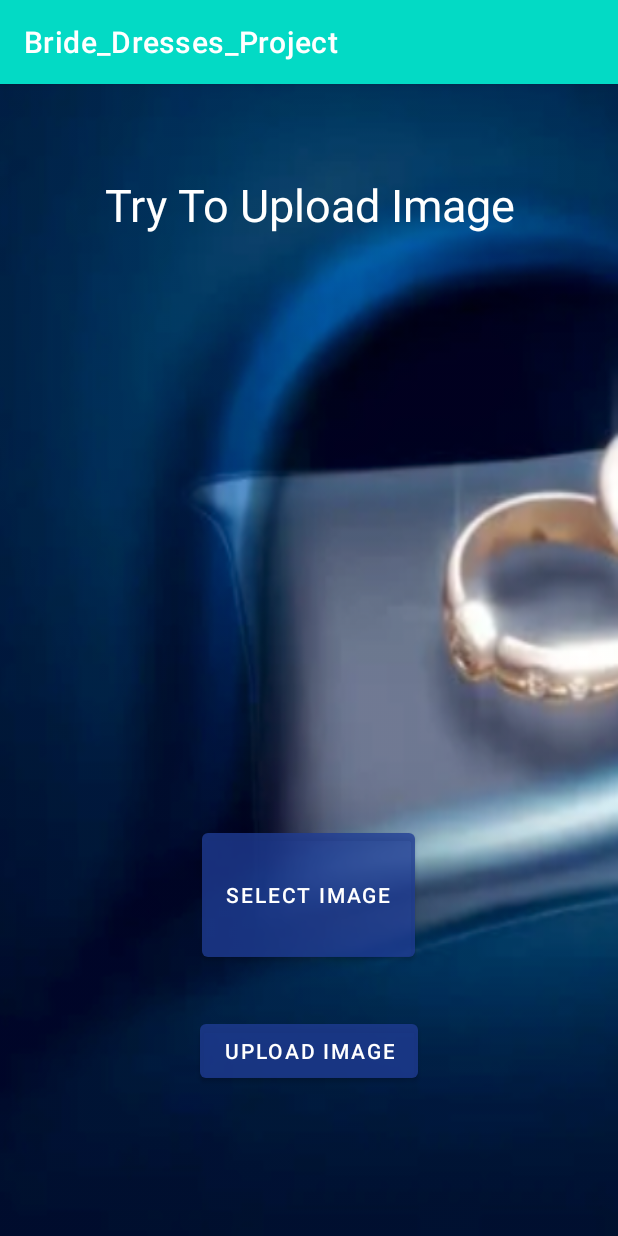
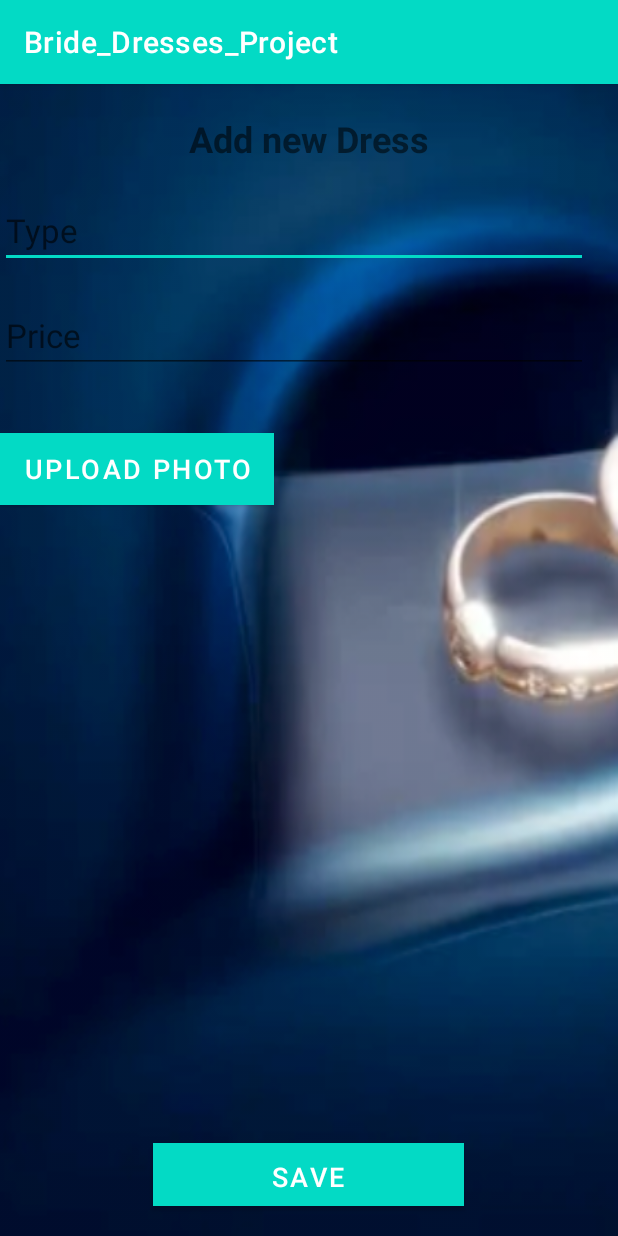
Before and after one commit to omerperez/Bride_Dresses_Project, an Android app: the screen it shows after launch (MainActivity), on a phone screen of 412 x 824 dp. Run offline under Robolectric (Android 15) with nearby library versions, the phone set to English and light mode, and no system bars; our stand-ins replace Firebase (no records; nobody signed in at launch, a user with empty details on screens opened directly), navigation-ui.

Commit message:
new dress model

```diff
--- a/app/src/main/java/com/example/bride_dresses_project/MainActivity.java
+++ b/app/src/main/java/com/example/bride_dresses_project/MainActivity.java
@@ -1,6 +1,7 @@
 package com.example.bride_dresses_project;
 
 import android.app.ProgressDialog;
+import android.content.Context;
 import android.content.Intent;
 import android.net.Uri;
 import android.os.Bundle;
@@ -8,9 +9,12 @@ import android.view.MenuInflater;
 import android.view.MenuItem;
 import android.view.View;
 import android.view.Menu;
+import android.widget.Button;
+import android.widget.EditText;
 import android.widget.ImageView;
 import android.widget.Toast;
 
+import com.example.bride_dresses_project.model.Dress;
 import com.google.android.gms.tasks.OnFailureListener;
 import com.google.android.gms.tasks.OnSuccessListener;
 import com.google.android.material.bottomnavigation.BottomNavigationView;
@@ -29,6 +33,11 @@ import androidx.drawerlayout.widget.DrawerLayout;
 import androidx.appcompat.app.AppCompatActivity;
 
 import com.example.bride_dresses_project.databinding.ActivityMainBinding;
+import com.google.firebase.database.DataSnapshot;
+import com.google.firebase.database.DatabaseError;
+import com.google.firebase.database.DatabaseReference;
+import com.google.firebase.database.FirebaseDatabase;
+import com.google.firebase.database.ValueEventListener;
 import com.google.firebase.storage.FirebaseStorage;
 import com.google.firebase.storage.StorageReference;
 import com.google.firebase.storage.UploadTask;
@@ -39,17 +48,57 @@ import java.util.Locale;
 
 public class MainActivity extends AppCompatActivity {
 
-        NavController navController;
-
+    EditText price, type;
+    ImageView dressImage;
+    Button saveBtn;
+    String fileName;
+    FirebaseDatabase database = FirebaseDatabase.getInstance();
+    DatabaseReference databaseReference = database.getReferenceFromUrl("https://bridedressesproject-default-rtdb.firebaseio.com/");
     @Override
     protected void onCreate(Bundle savedInstanceState) {
         super.onCreate(savedInstanceState);
         setContentView(R.layout.activity_main);
 
-        Fragment createDressFrag = getSupportFragmentManager().findFragmentById(R.id.nav_graph);
-        NavHost nh = (NavHost) createDressFrag;
-        navController = nh.getNavController();
-        NavigationUI.setupActionBarWithNavController(this, navController);
+        price=findViewById(R.id.create_dress_price);
+        type=findViewById(R.id.create_dress_type);
+        dressImage=findViewById(R.id.create_dress_image);
+        saveBtn=findViewById(R.id.create_dress_save_btn);
+        saveBtn.setOnClickListener(new View.OnClickListener() {
+            @Override
+            public void onClick(View view) {
+                final String priceTxt = price.getText().toString();
+                final  String typeTxt = type.getText().toString();
+//                Dress dress = new Dress(priceTxt,typeTxt,fileName);
+                Dress dress = new Dress(priceTxt,typeTxt, "Linoy Bekker");
+
+                if (priceTxt.isEmpty() || typeTxt.isEmpty()) {
+                    Toast.makeText(getContext(), "Please fill all fields", Toast.LENGTH_SHORT).show();
+                } else if (priceTxt.indexOf("-")!=-1) {
+                    Toast.makeText(getContext(), "Price is Illegal", Toast.LENGTH_SHORT).show();
+                } else {
+                    databaseReference.child("dresses").addListenerForSingleValueEvent(new ValueEventListener() {
+                        @Override
+                        public void onDataChange(@NonNull DataSnapshot snapshot) {
+                            if (snapshot.hasChild(dress.getId())) {
+                                Toast.makeText(getContext(), "Please try again", Toast.LENGTH_SHORT).show();
+                            } else {
+                                databaseReference.child("dresses").child(dress.getId()).setValue(dress);
+                                Toast.makeText(getContext(), "Dress Created successfully", Toast.LENGTH_SHORT).show();
+                            }
+                        }
+
+                        @Override
+                        public void onCancelled(@NonNull DatabaseError error) { }
+                    });
+
+                }
+            }
+        });
+
+    }
+
+    private Context getContext() {
+        return MainActivity.this;
     }
 
 
--- a/app/src/main/res/layout/activity_main.xml
+++ b/app/src/main/res/layout/activity_main.xml
@@ -7,59 +7,72 @@
     tools:context=".LoginActivity"
     android:background="@drawable/coverr">
 
-
-    <TextView
-        android:id="@+id/title"
-        android:layout_width="match_parent"
-        android:layout_height="wrap_content"
-        android:layout_marginStart="60dp"
-        android:layout_marginTop="60dp"
-        android:layout_marginEnd="60dp"
-        android:layout_marginBottom="60dp"
-        android:gravity="center"
-        android:text="Try To Upload Image"
-        android:textColor="@color/white"
-        android:textSize="30dp" />
+        <TextView
+            android:id="@+id/create_dress_title"
+            android:layout_width="wrap_content"
+            android:layout_height="wrap_content"
+            android:layout_centerHorizontal="true"
+            android:layout_marginTop="20dp"
+            android:text="Add new Dress"
+            android:textSize="24sp"
+            android:textStyle="bold" />
 
 
-    <com.google.android.material.button.MaterialButton
-        android:id="@+id/main_upload_file"
-        android:layout_width="wrap_content"
-        android:layout_height="wrap_content"
-        android:layout_alignParentBottom="true"
-        android:layout_centerHorizontal="true"
-        android:layout_marginStart="20dp"
-        android:layout_marginEnd="20dp"
-        android:layout_marginBottom="99dp"
-        android:text="Upload Image"
-        app:backgroundTint="#C81F3D95" />
+        <EditText
+            android:id="@+id/create_dress_type"
+            android:layout_width="match_parent"
+            android:layout_height="wrap_content"
+            android:layout_below="@+id/create_dress_title"
+            android:layout_marginTop="20dp"
+            android:layout_marginRight="20dp"
+            android:ems="10"
+            android:hint="Type"
+            android:textSize="22sp" />
 
-    <com.google.android.material.button.MaterialButton
-        android:id="@+id/main_select"
-        android:layout_width="wrap_content"
-        android:layout_height="wrap_content"
-        android:layout_below="@+id/main_image"
-        android:layout_alignParentBottom="true"
-        android:layout_centerHorizontal="true"
-        android:layout_marginStart="20dp"
-        android:layout_marginTop="33dp"
-        android:layout_marginEnd="20dp"
-        android:layout_marginBottom="180dp"
-        android:text="Select Image"
-        app:backgroundTint="#C81F3D95" />
+        <EditText
+            android:id="@+id/create_dress_price"
+            android:layout_width="match_parent"
+            android:layout_height="wrap_content"
+            android:layout_below="@+id/create_dress_type"
+            android:layout_marginTop="20dp"
+            android:layout_marginRight="20dp"
+            android:ems="10"
+            android:hint="Price"
+            android:inputType="number"
+            android:textSize="22sp" />
 
-    <ImageView
-        android:id="@+id/main_image"
-        android:layout_width="234dp"
-        android:layout_height="236dp"
-        android:layout_below="@+id/title"
-        android:layout_alignParentStart="true"
-        android:layout_alignParentEnd="true"
-        android:layout_marginStart="81dp"
-        android:layout_marginTop="63dp"
-        android:layout_marginEnd="80dp"
-        tools:srcCompat="@tools:sample/avatars" />
+        <Button
+            android:id="@+id/create_dress_upload_btn"
+            android:layout_width="wrap_content"
+            android:layout_height="wrap_content"
+            android:layout_below="@id/create_dress_price"
+            android:layout_marginTop="40dp"
+            android:background="#F5F5F5"
+            android:text="Upload photo"
+            android:textSize="18sp"
+            android:backgroundTint="#707070" />
 
+        <ImageView
+            android:id="@+id/create_dress_image"
+            android:layout_width="match_parent"
+            android:layout_height="200dp"
+            android:layout_alignTop="@id/create_dress_upload_btn"
+            android:layout_marginLeft="40dp"
+            android:layout_toRightOf="@id/create_dress_upload_btn" />
+
+
+        <Button
+            android:id="@+id/create_dress_save_btn"
+            android:layout_width="207dp"
+            android:layout_height="42dp"
+            android:layout_alignParentBottom="true"
+            android:layout_centerHorizontal="true"
+            android:layout_marginTop="40dp"
+            android:layout_marginBottom="20dp"
+            android:background="#B212BD"
+            android:backgroundTint="#CE068C"
+            android:text="Save"
+            android:textSize="18sp" />
 
 </RelativeLayout>
 
```
